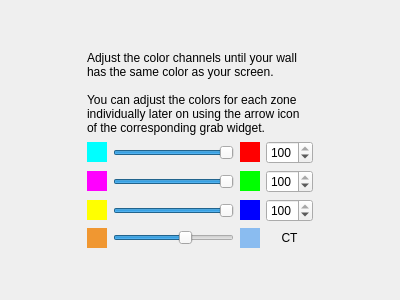
Qt form Software/src/wizard/GlobalColorCoefPage.ui (psieg/Lightpack) before a commit.
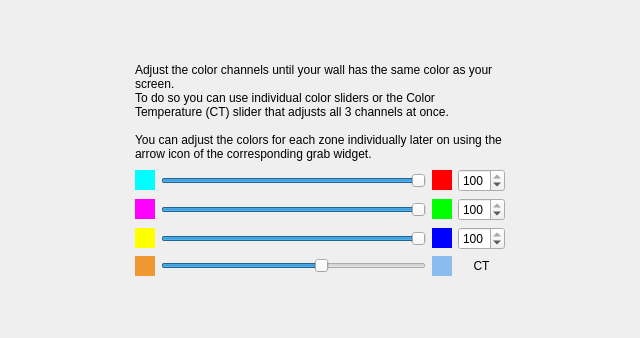
The same form after that commit. Icons and pictures are not drawn.

Commit message: global color coef page: text explainig color temperature slider

What changed in the file:
```diff
--- a/Software/src/wizard/GlobalColorCoefPage.ui
+++ b/Software/src/wizard/GlobalColorCoefPage.ui
@@ -6,8 +6,8 @@
    <rect>
     <x>0</x>
     <y>0</y>
-    <width>400</width>
-    <height>300</height>
+    <width>640</width>
+    <height>338</height>
    </rect>
   </property>
   <property name="windowTitle">
@@ -878,7 +878,7 @@
       <bool>true</bool>
      </property>
      <property name="text">
-      <string>&lt;html&gt;&lt;head/&gt;&lt;body&gt;&lt;p&gt;Adjust the color channels until your wall has the same color as your screen.&lt;br/&gt;&lt;/p&gt;&lt;table border=&quot;0&quot; style=&quot; margin-top:0px; margin-bottom:0px; margin-left:0px; margin-right:0px;&quot; cellspacing=&quot;0&quot; cellpadding=&quot;0&quot;&gt;&lt;tr&gt;&lt;td&gt;&lt;p&gt;You can adjust the colors for each zone individually later on using the arrow icon of the corresponding grab widget.&lt;/p&gt;&lt;/td&gt;&lt;td style=&quot; padding-left:2;&quot;&gt;&lt;p&gt;&lt;img src=&quot;:/buttons/arrow_right_dark_24px.png&quot;/&gt;&lt;/p&gt;&lt;/td&gt;&lt;/tr&gt;&lt;/table&gt;&lt;/body&gt;&lt;/html&gt;</string>
+      <string>&lt;html&gt;&lt;head/&gt;&lt;body&gt;&lt;p&gt;Adjust the color channels until your wall has the same color as your screen.&lt;br/&gt;To do so you can use individual color sliders or the Color Temperature (CT) slider that adjusts all 3 channels at once.&lt;br/&gt;&lt;/p&gt;&lt;table border=&quot;0&quot; style=&quot; margin-top:0px; margin-bottom:0px; margin-left:0px; margin-right:0px;&quot; cellspacing=&quot;0&quot; cellpadding=&quot;0&quot;&gt;&lt;tr&gt;&lt;td&gt;&lt;p&gt;You can adjust the colors for each zone individually later on using the arrow icon of the corresponding grab widget.&lt;/p&gt;&lt;/td&gt;&lt;td style=&quot; padding-left:2;&quot;&gt;&lt;p&gt;&lt;img src=&quot;:/buttons/arrow_right_dark_24px.png&quot;/&gt;&lt;/p&gt;&lt;/td&gt;&lt;/tr&gt;&lt;/table&gt;&lt;/body&gt;&lt;/html&gt;</string>
      </property>
      <property name="wordWrap">
       <bool>true</bool>
```
